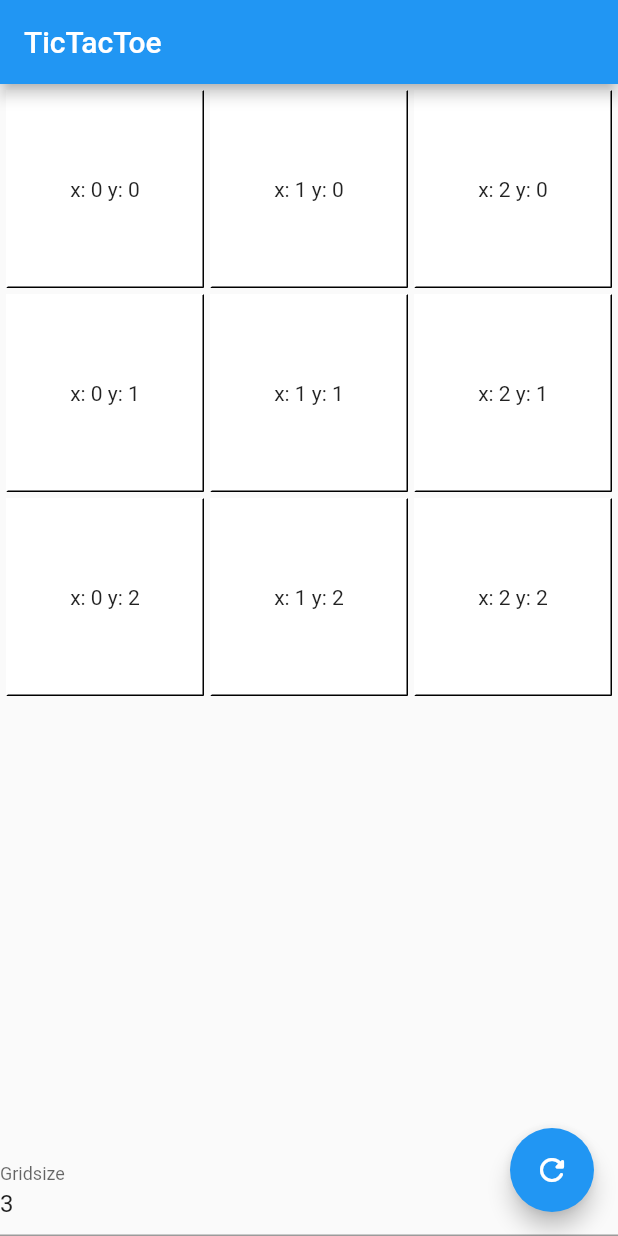
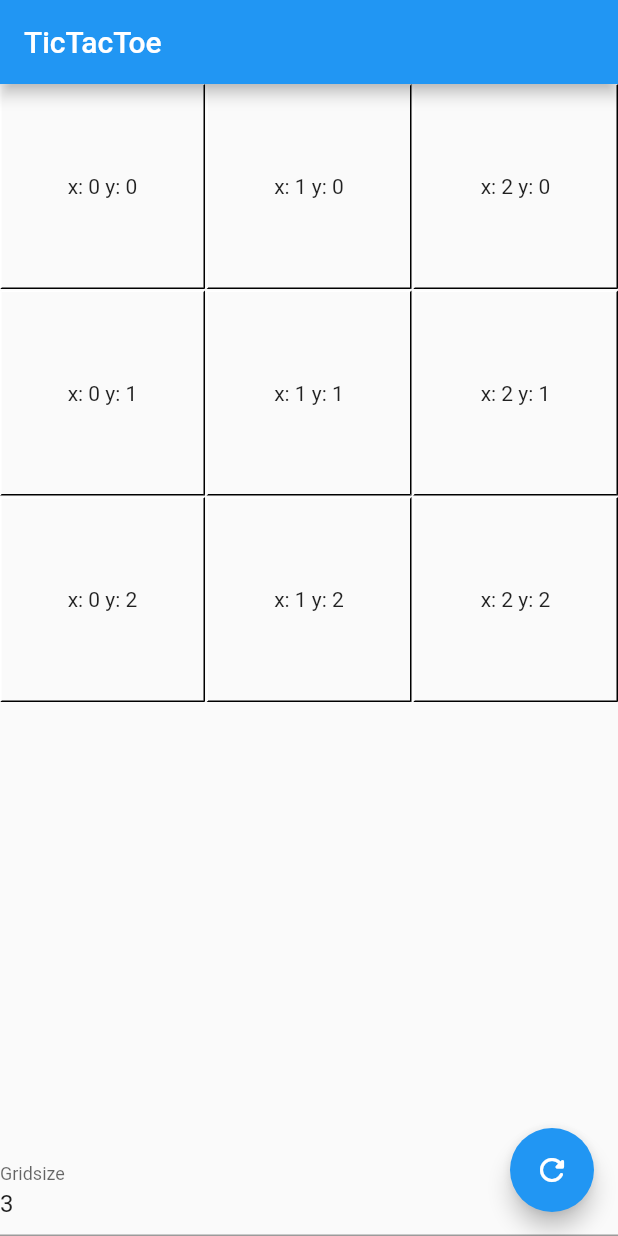
Before and after one commit to marcmarder/tictactoe, a Flutter app: the screen it shows after launch, on a phone screen of 412 x 824 dp. Run offline on Flutter 3.47's test engine with Material 2 defaults, Android fonts, the phone set to English and light mode, and no system bars; our stand-ins replace rxdart.

Commit message:
added comments

```diff
--- a/lib/main.dart
+++ b/lib/main.dart
@@ -39,7 +39,7 @@ class _MyHomePageState extends State<MyHomePage> {
 
   @override
   void dispose() {
-    // TODO: implement dispose
+    this.gridEditingController.dispose();
     super.dispose();
   }
 
@@ -49,7 +49,9 @@ class _MyHomePageState extends State<MyHomePage> {
       appBar: AppBar(
         title: Text("TicTacToe"),
       ),
-      body: Center(
+      body: Container(
+        height: double.infinity,
+        width: double.infinity,
         child: StreamBuilder<Object>(
             stream: this.game.changeEmitter,
             builder: (context, snapshot) {
@@ -75,10 +77,9 @@ class _MyHomePageState extends State<MyHomePage> {
                     Expanded(
                       child: GridView.count(
                           crossAxisCount: this.game.wrapLineAt,
-                          childAspectRatio: 1.0,
-                          padding: const EdgeInsets.all(4.0),
-                          mainAxisSpacing: 4.0,
-                          crossAxisSpacing: 4.0,
+                          childAspectRatio: 1,
+                          mainAxisSpacing: 1.0,
+                          crossAxisSpacing: 1.0,
                           children:
                               <Point>[...this.game.grid].map((Point point) {
                             return StreamBuilder<void>(
@@ -96,7 +97,7 @@ class _MyHomePageState extends State<MyHomePage> {
                                                 .makeMove(point);
                                           },
                                           child: Container(
-                                            decoration: const BoxDecoration(
+                                            decoration: BoxDecoration(
                                               border: Border(
                                                 top: BorderSide(
                                                     width: 1.0,
@@ -120,7 +121,6 @@ class _MyHomePageState extends State<MyHomePage> {
                                             ),
                                           ),
                                         ),
-                                        color: Colors.white,
                                       )),
                                     );
                                   }
--- a/lib/models/states/inGame.dart
+++ b/lib/models/states/inGame.dart
@@ -55,7 +55,7 @@ class InGameState implements GameState {
         return hitPlayer;
       }
     }
-
+    // oben rechts --> unten links
     pointHit = 0;
     hitPlayer = null;
 
@@ -87,6 +87,7 @@ class InGameState implements GameState {
 
   Player checkHorizontal() {
     bool checkOcccurence(Point point, Player player) {
+      // check Vertical
       final occurenceX = this
           .game
           .grid
@@ -96,6 +97,7 @@ class InGameState implements GameState {
       if (occurenceX == this.game.wrapLineAt) {
         return true;
       }
+      // check Diagonal
       final occurenceY = this
           .game
           .grid
```
